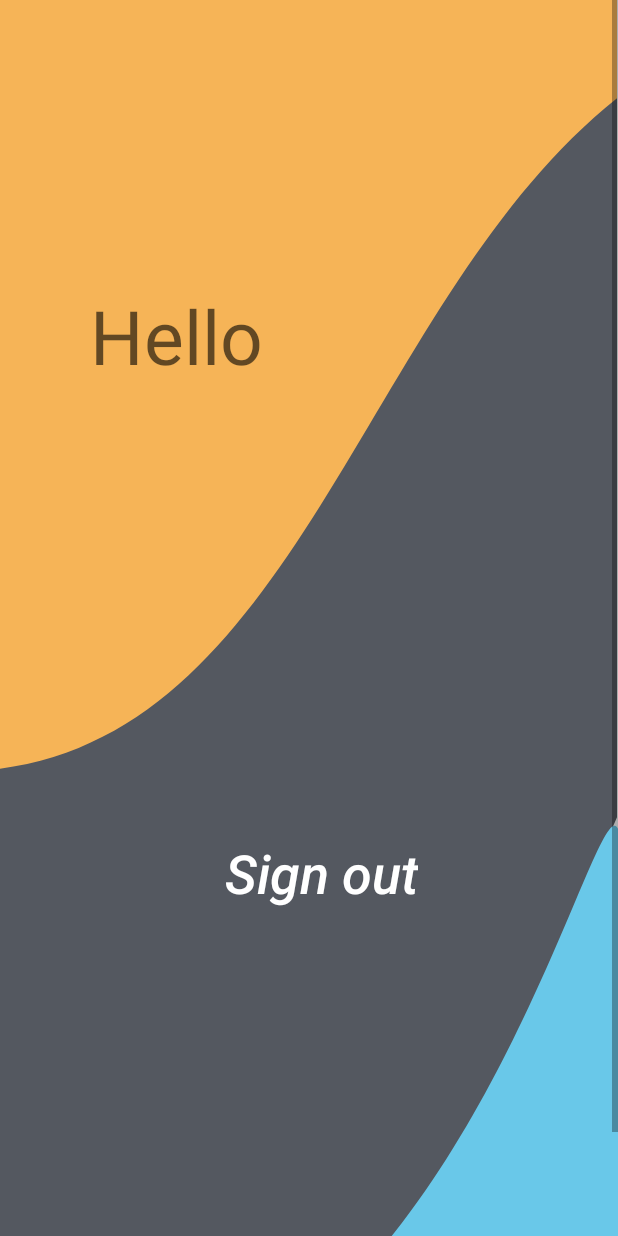
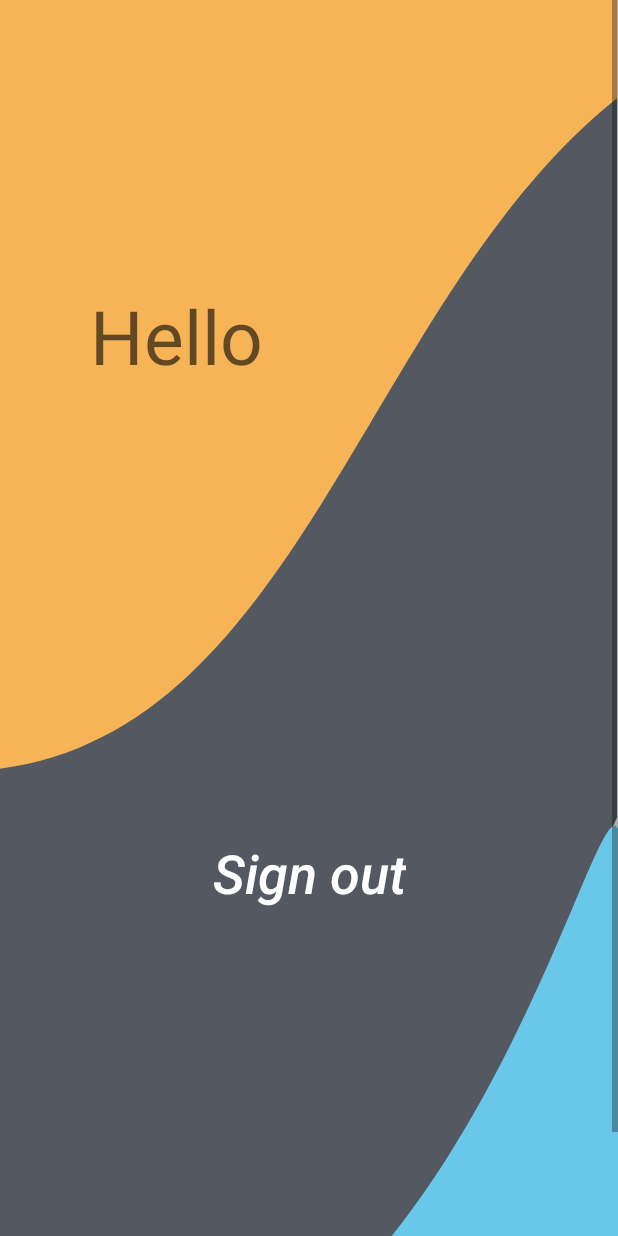
Before and after one commit to Tris1702/Authentication-ver-1, an Android app: the fragment LogOut shown on its own in the app's theme, on a phone screen of 412 x 824 dp. Run offline under Robolectric (Android 15) with nearby library versions, the phone set to English and light mode, and no system bars; libraries missing offline, so code that uses them is left out: io.jsonwebtoken; 1 statement that could not run was skipped.

Commit message:
Sep/26/2021/2

```diff
--- a/app/src/main/res/drawable/ic_launcher_foreground.xml
+++ b/app/src/main/res/drawable/ic_launcher_foreground.xml
@@ -1,6 +1,6 @@
 <vector xmlns:android="http://schemas.android.com/apk/res/android"
-    android:width="108dp"
-    android:height="108dp"
+    android:width="400dp"
+    android:height="400dp"
     android:viewportWidth="108"
     android:viewportHeight="108">
   <group android:scaleX="0.103125"
--- a/app/src/main/res/layout/fragment_log_out.xml
+++ b/app/src/main/res/layout/fragment_log_out.xml
@@ -45,7 +45,7 @@
             android:layout_height="wrap_content"
             app:layout_constraintTop_toBottomOf="@id/tv_name"
             android:layout_marginTop="300dp"
-            android:layout_marginStart="150dp"
+            app:layout_constraintRight_toRightOf="parent"
             android:text="@string/sign_out"
             android:textStyle="italic"
             android:textAllCaps="false"
--- a/app/src/main/res/layout/fragment_splash.xml
+++ b/app/src/main/res/layout/fragment_splash.xml
@@ -16,14 +16,12 @@
         android:layout_width="wrap_content"
         android:layout_height="wrap_content"
         android:src="@drawable/ic_launcher_foreground"
-        android:layout_gravity="center"
-        android:scaleX="5"
-        android:scaleY="5" />
+        android:layout_gravity="center"/>
     <ProgressBar
         android:layout_width="wrap_content"
         android:layout_height="wrap_content"
         app:layout_constraintLeft_toLeftOf="parent"
         app:layout_constraintRight_toRightOf="parent"
         app:layout_constraintTop_toBottomOf="@id/img"
-        android:layout_marginTop="200dp"/>
+        android:layout_marginTop="90dp"/>
 </androidx.constraintlayout.widget.ConstraintLayout>
```
